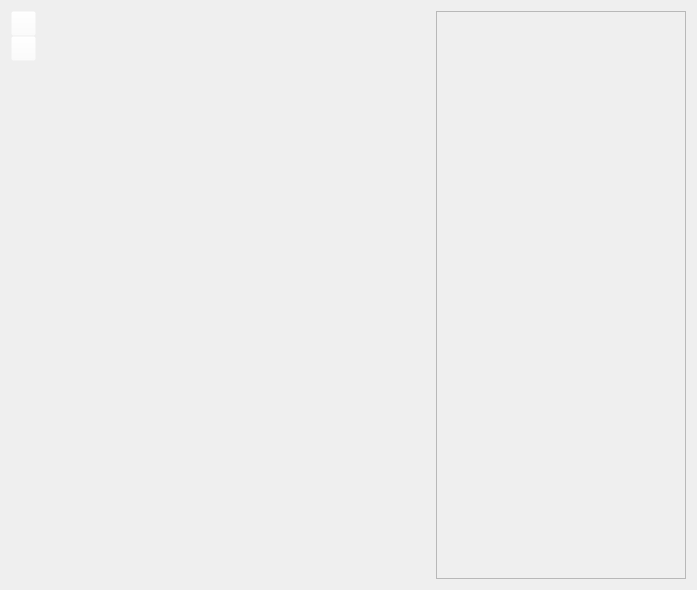
First picture: the form in lib/kb4/ui/radarqcp/abstractplot.ui, repository koshi8bit/lib, before the edit.
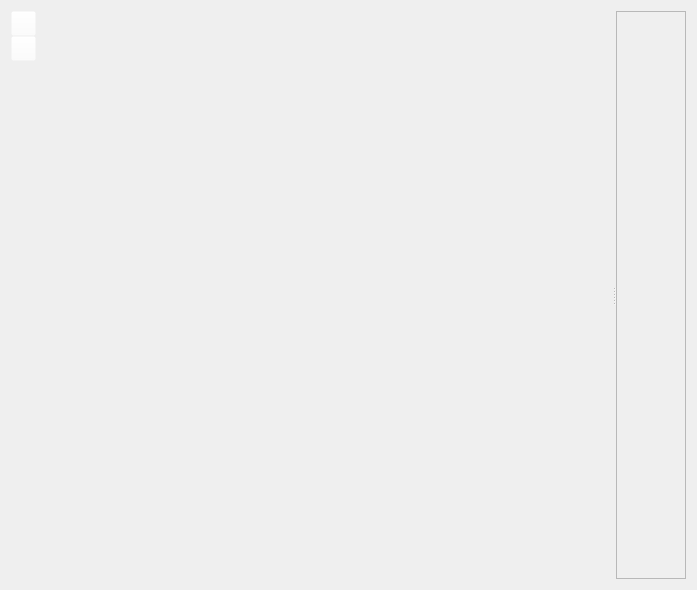
Second picture: the form after the edit. Icons and pictures are not drawn. Custom widgets are drawn as their Qt base class.

```diff
--- a/lib/kb4/ui/radarqcp/abstractplot.ui
+++ b/lib/kb4/ui/radarqcp/abstractplot.ui
@@ -15,6 +15,13 @@
   </property>
   <layout class="QHBoxLayout" name="horizontalLayout">
    <item>
+    <widget class="QSplitter" name="splitter">
+     <property name="frameShape">
+      <enum>QFrame::NoFrame</enum>
+     </property>
+     <property name="orientation">
+      <enum>Qt::Horizontal</enum>
+     </property>
     <widget class="QCustomPlot" name="plot" native="true">
      <property name="toolTip">
       <string/>
@@ -109,21 +116,7 @@
       </property>
      </widget>
     </widget>
-   </item>
-   <item>
     <widget class="QScrollArea" name="scrollAreaLegend">
-     <property name="sizePolicy">
-      <sizepolicy hsizetype="Fixed" vsizetype="Expanding">
-       <horstretch>250</horstretch>
-       <verstretch>0</verstretch>
-      </sizepolicy>
-     </property>
-     <property name="minimumSize">
-      <size>
-       <width>250</width>
-       <height>0</height>
-      </size>
-     </property>
      <property name="widgetResizable">
       <bool>true</bool>
      </property>
@@ -132,10 +125,11 @@
        <rect>
         <x>0</x>
         <y>0</y>
-        <width>248</width>
+         <width>69</width>
         <height>570</height>
        </rect>
       </property>
+      </widget>
      </widget>
     </widget>
    </item>
```
Lines whose indentation alone changed are shown as unchanged.
